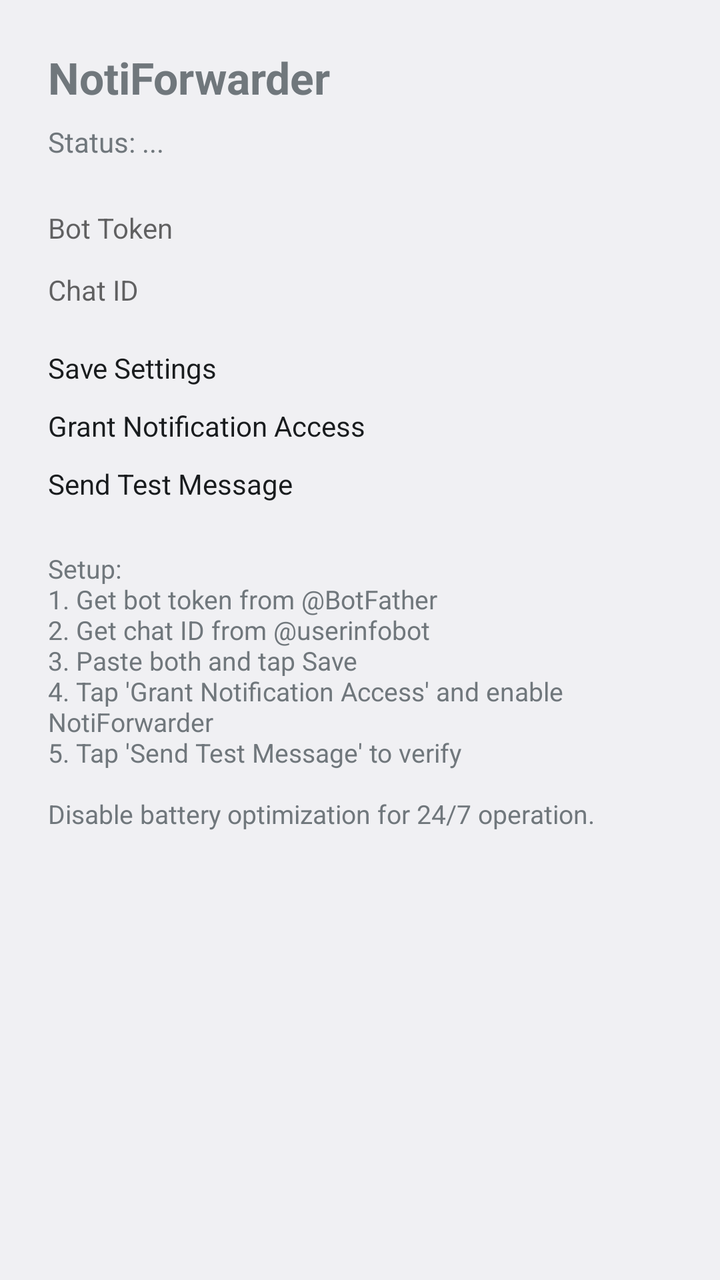
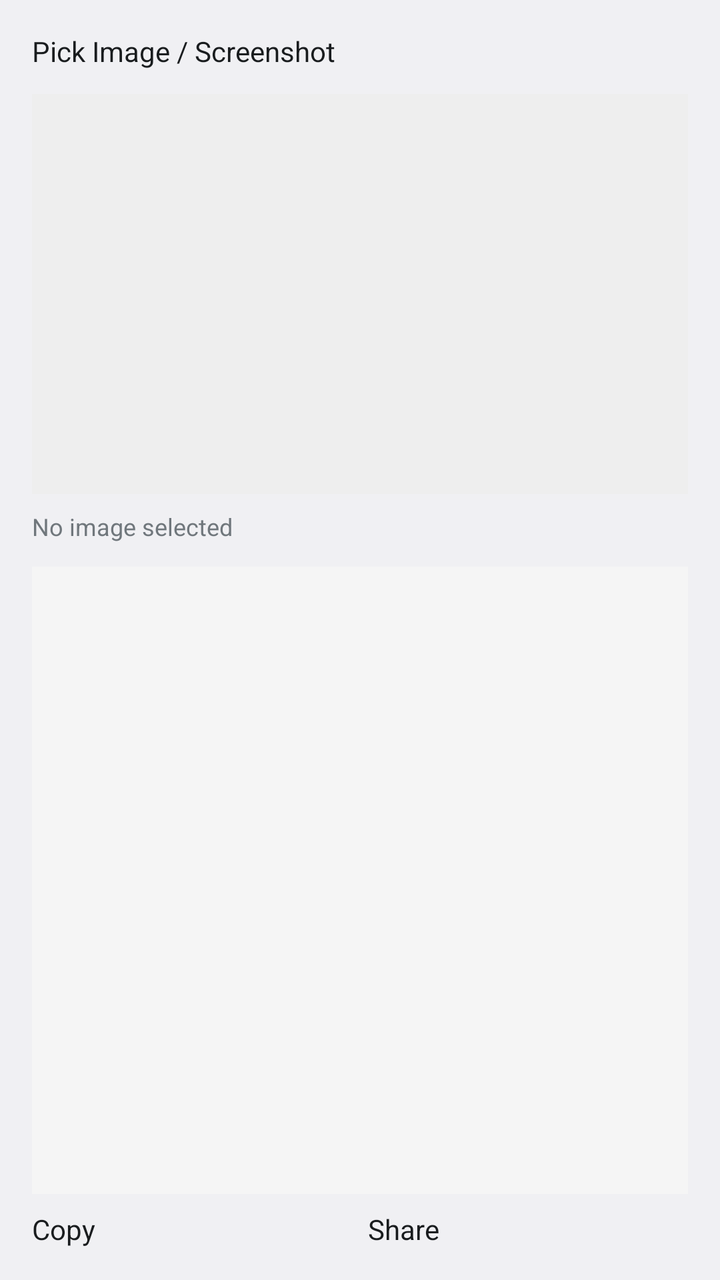

Two renders of the same Android screen: before a commit and after it. Below are the layout's source before the change and the commit's diff.
<!-- AndroidManifest.xml: application theme android:Theme.DeviceDefault.Light -->
<!-- res/layout/activity_main.xml -->
<?xml version="1.0" encoding="utf-8"?>
<ScrollView xmlns:android="http://schemas.android.com/apk/res/android"
    android:layout_width="match_parent"
    android:layout_height="match_parent">

    <LinearLayout
        android:layout_width="match_parent"
        android:layout_height="wrap_content"
        android:orientation="vertical"
        android:padding="24dp">

        <TextView
            android:layout_width="match_parent"
            android:layout_height="wrap_content"
            android:text="NotiForwarder"
            android:textSize="22sp"
            android:textStyle="bold" />

        <TextView
            android:id="@+id/statusText"
            android:layout_width="match_parent"
            android:layout_height="wrap_content"
            android:layout_marginTop="8dp"
            android:text="Status: ..."
            android:textSize="14sp" />

        <EditText
            android:id="@+id/botToken"
            android:layout_width="match_parent"
            android:layout_height="wrap_content"
            android:layout_marginTop="24dp"
            android:hint="Bot Token"
            android:inputType="text" />

        <EditText
            android:id="@+id/chatId"
            android:layout_width="match_parent"
            android:layout_height="wrap_content"
            android:layout_marginTop="12dp"
            android:hint="Chat ID"
            android:inputType="text" />

        <Button
            android:id="@+id/saveBtn"
            android:layout_width="match_parent"
            android:layout_height="wrap_content"
            android:layout_marginTop="20dp"
            android:text="Save Settings" />

        <Button
            android:id="@+id/permissionBtn"
            android:layout_width="match_parent"
            android:layout_height="wrap_content"
            android:layout_marginTop="10dp"
            android:text="Grant Notification Access" />

        <Button
            android:id="@+id/testBtn"
            android:layout_width="match_parent"
            android:layout_height="wrap_content"
            android:layout_marginTop="10dp"
            android:text="Send Test Message" />

        <TextView
            android:layout_width="match_parent"
            android:layout_height="wrap_content"
            android:layout_marginTop="24dp"
            android:textSize="13sp"
            android:text="Setup:&#10;1. Get bot token from @BotFather&#10;2. Get chat ID from @userinfobot&#10;3. Paste both and tap Save&#10;4. Tap 'Grant Notification Access' and enable NotiForwarder&#10;5. Tap 'Send Test Message' to verify&#10;&#10;Disable battery optimization for 24/7 operation." />

    </LinearLayout>
</ScrollView>
<!-- resources referenced by this layout -->
<resources>

</resources>

<!-- the commit's change to res/layout/activity_main.xml (unified diff, before → after) -->
@@ -1,72 +1,68 @@
 <?xml version="1.0" encoding="utf-8"?>
-<ScrollView xmlns:android="http://schemas.android.com/apk/res/android"
+<LinearLayout xmlns:android="http://schemas.android.com/apk/res/android"
     android:layout_width="match_parent"
-    android:layout_height="match_parent">
+    android:layout_height="match_parent"
+    android:orientation="vertical"
+    android:padding="16dp">
+
+    <Button
+        android:id="@+id/pickBtn"
+        android:layout_width="match_parent"
+        android:layout_height="wrap_content"
+        android:text="Pick Image / Screenshot" />
+
+    <ImageView
+        android:id="@+id/preview"
+        android:layout_width="match_parent"
+        android:layout_height="200dp"
+        android:layout_marginTop="12dp"
+        android:scaleType="fitCenter"
+        android:background="#EEEEEE" />
+
+    <TextView
+        android:id="@+id/status"
+        android:layout_width="match_parent"
+        android:layout_height="wrap_content"
+        android:layout_marginTop="8dp"
+        android:textSize="12sp"
+        android:text="No image selected" />
+
+    <ScrollView
+        android:layout_width="match_parent"
+        android:layout_height="0dp"
+        android:layout_weight="1"
+        android:layout_marginTop="12dp"
+        android:background="#F5F5F5"
+        android:padding="8dp">
+
+        <TextView
+            android:id="@+id/resultText"
+            android:layout_width="match_parent"
+            android:layout_height="wrap_content"
+            android:textSize="16sp"
+            android:textIsSelectable="true" />
+    </ScrollView>
 
     <LinearLayout
         android:layout_width="match_parent"
         android:layout_height="wrap_content"
-        android:orientation="vertical"
-        android:padding="24dp">
-
-        <TextView
-            android:layout_width="match_parent"
-            android:layout_height="wrap_content"
-            android:text="NotiForwarder"
-            android:textSize="22sp"
-            android:textStyle="bold" />
-
-        <TextView
-            android:id="@+id/statusText"
-            android:layout_width="match_parent"
-            android:layout_height="wrap_content"
-            android:layout_marginTop="8dp"
-            android:text="Status: ..."
-            android:textSize="14sp" />
-
-        <EditText
-            android:id="@+id/botToken"
-            android:layout_width="match_parent"
-            android:layout_height="wrap_content"
-            android:layout_marginTop="24dp"
-            android:hint="Bot Token"
-            android:inputType="text" />
-
-        <EditText
-            android:id="@+id/chatId"
-            android:layout_width="match_parent"
-            android:layout_height="wrap_content"
-            android:layout_marginTop="12dp"
-            android:hint="Chat ID"
-            android:inputType="text" />
+        android:orientation="horizontal"
+        android:layout_marginTop="8dp">
 
         <Button
-            android:id="@+id/saveBtn"
-            android:layout_width="match_parent"
+            android:id="@+id/copyBtn"
+            android:layout_width="0dp"
             android:layout_height="wrap_content"
-            android:layout_marginTop="20dp"
-            android:text="Save Settings" />
+            android:layout_weight="1"
+            android:text="Copy" />
 
         <Button
-            android:id="@+id/permissionBtn"
-            android:layout_width="match_parent"
+            android:id="@+id/shareBtn"
+            android:layout_width="0dp"
             android:layout_height="wrap_content"
-            android:layout_marginTop="10dp"
-            android:text="Grant Notification Access" />
+            android:layout_weight="1"
+            android:layout_marginStart="8dp"
+            android:text="Share" />
+    </LinearLayout>
 
-        <Button
-            android:id="@+id/testBtn"
-            android:layout_width="match_parent"
-            android:layout_height="wrap_content"
-            android:layout_marginTop="10dp"
-            android:text="Send Test Message" />
-
-        <TextView
-            android:layout_width="match_parent"
-            android:layout_height="wrap_content"
-            android:layout_marginTop="24dp"
-            android:textSize="13sp"
-            android:text="Setup:&#10;1. Get bot token from @BotFather&#10;2. Get chat ID from @userinfobot&#10;3. Paste both and tap Save&#10;4. Tap 'Grant Notification Access' and enable NotiForwarder&#10;5. Tap 'Send Test Message' to verify&#10;&#10;Disable battery optimization for 24/7 operation." />
-
-    </LinearLayout>
-</ScrollView>
+</LinearLayout>
